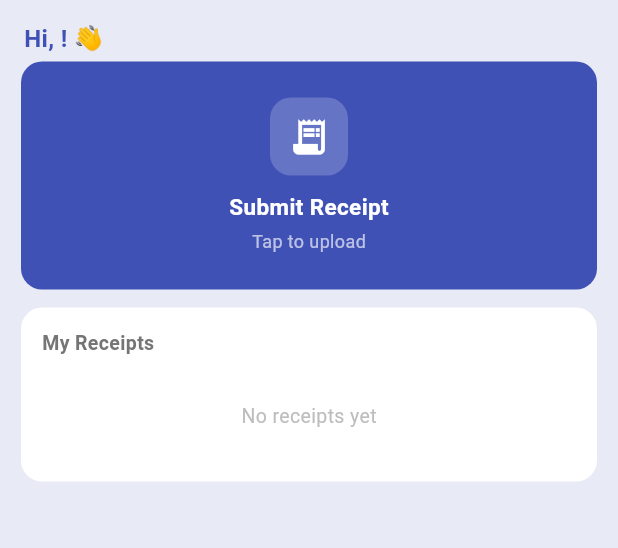
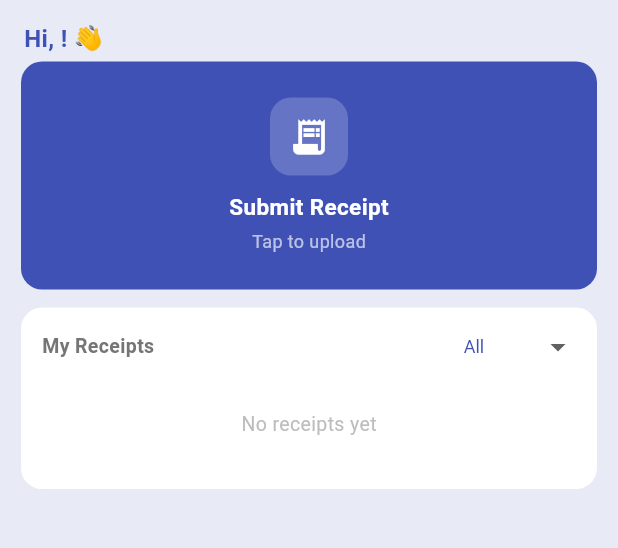
Before and after one commit to jennyyom/church-reimbursement-platform, a Flutter app: the UserHomePage screen opened directly, on a phone screen of 412 x 824 dp, the part 84-632 px from its top. Run offline on Flutter 3.47's test engine with Material 3 defaults, Android fonts, the phone set to English and light mode, and no system bars; our stand-ins replace cloud_firestore, firebase_auth, firebase_core, firebase_storage, flutter_image_compress, image_picker and 1 more; missing offline and left inert: dart:html, google_mlkit_text_recognition; accounts and stored records are empty.

Commit message:
Add status filter dropdown to My Receipts
Lets a member narrow their own receipt list to All / Pending / Approved
/ Rejected instead of always seeing everything mixed together.

Co-Authored-By: Claude Sonnet 5 <noreply@anthropic.com>

```diff
--- a/lib/pages/home_page.dart
+++ b/lib/pages/home_page.dart
@@ -17,6 +17,7 @@ class UserHomePage extends StatefulWidget {
 class _UserHomePageState extends State<UserHomePage> {
   String? _userName;
   String? _churchId;
+  String _statusFilter = 'all'; // all / pending / approved / rejected
 
   @override
   void initState() {
@@ -160,6 +161,7 @@ void _showLanguagePicker() {
               ? snapshot.data!.docs
                   .where((d) => (d.data() as Map<String, dynamic>?)?['hiddenFromMember'] != true)
                   .map((d) => Expense.fromFirestore(d))
+                  .where((e) => _statusFilter == 'all' || e.status.name == _statusFilter)
                   .toList()
               : <Expense>[];
 
@@ -238,6 +240,9 @@ void _showLanguagePicker() {
                 child: Column(
                   crossAxisAlignment: CrossAxisAlignment.start,
                   children: [
+                    Row(
+                      mainAxisAlignment: MainAxisAlignment.spaceBetween,
+                      children: [
                         Text(
                           'My Receipts',
                           style: TextStyle(
@@ -245,6 +250,24 @@ void _showLanguagePicker() {
                             fontWeight: FontWeight.w600,
                             color: Colors.grey.shade600,
                           ),
+                        ),
+                        // 상태 필터 - 전체/pending/approved/rejected 중 골라서 보기
+                        DropdownButton<String>(
+                          value: _statusFilter,
+                          isDense: true,
+                          underline: const SizedBox.shrink(),
+                          style: const TextStyle(fontSize: 12, color: Colors.indigo),
+                          items: const [
+                            DropdownMenuItem(value: 'all', child: Text('All')),
+                            DropdownMenuItem(value: 'pending', child: Text('Pending')),
+                            DropdownMenuItem(value: 'approved', child: Text('Approved')),
+                            DropdownMenuItem(value: 'rejected', child: Text('Rejected')),
+                          ],
+                          onChanged: (v) {
+                            if (v != null) setState(() => _statusFilter = v);
+                          },
+                        ),
+                      ],
                     ),
                     const SizedBox(height: 10),
                     if (expenses.isEmpty)
```
Lines whose indentation alone changed are shown as unchanged.
